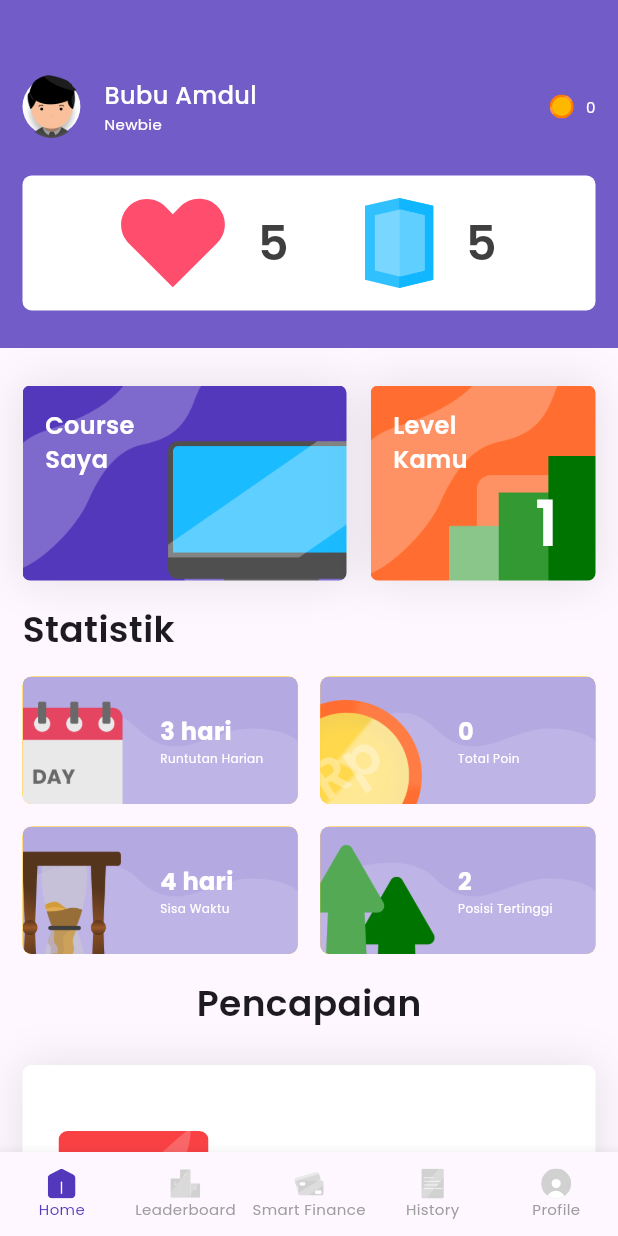
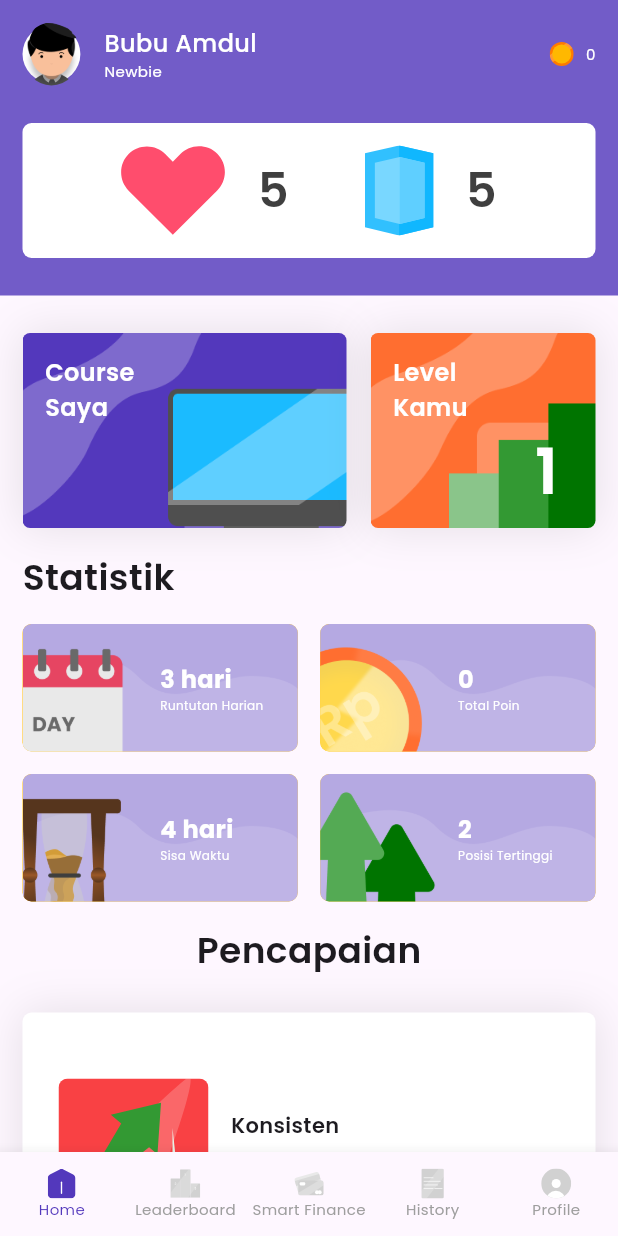
Before and after one commit to luqmanhadisudiana/Amplop-Duit, a Flutter app: the ReportPage screen opened directly, after a tap on "Level Selanjutnya", on a phone screen of 412 x 824 dp. Run offline on Flutter 3.47's test engine with Material 3 defaults, Android fonts, the phone set to English and light mode, and no system bars; our stand-ins replace faker, flutter_svg, lottie, shared_preferences, shimmer, youtube_player_flutter; accounts and stored records are empty.

Commit message:
bug fix on leaderboard, add responsive padding from status bar

```diff
--- a/lib/screens/home/home.dart
+++ b/lib/screens/home/home.dart
@@ -37,6 +37,7 @@ class _MyHomePageState extends State<MyHomePage> {
 
   @override
   Widget build(BuildContext context) {
+    double statusBarHeight = MediaQuery.of(context).padding.top;
     return MaterialApp(
         title: "Home",
         theme: MyAppTheme.buildTheme(),
@@ -45,8 +46,11 @@ class _MyHomePageState extends State<MyHomePage> {
           child: Column(
             children: [
               Container(
-                padding: const EdgeInsets.only(
-                    top: 50.0, bottom: 25.0, left: 15.0, right: 15.0),
+                padding: EdgeInsets.only(
+                    top: statusBarHeight + 15,
+                    bottom: 25.0,
+                    left: 15.0,
+                    right: 15.0),
                 margin: const EdgeInsets.all(0.0),
                 decoration: const BoxDecoration(color: Color(0xFF725CC8)),
                 child: Column(children: [
```
Also changed, not shown: lib/screens/leaderboard/leaderboard.dart (+14 -3 lines), lib/screens/profile/profile.dart (+7 -2 lines), lib/screens/smart finance/smart_finance.dart (+7 -1 lines), lib/screens/testpage/testpage.dart (+10 -3 lines).
